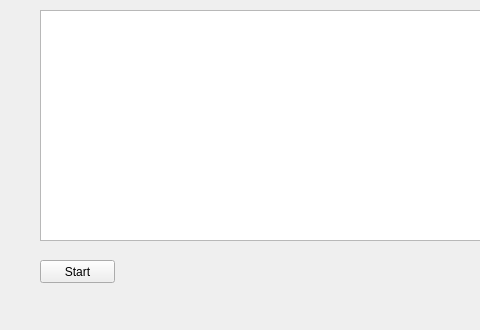
This is data/running_line_ui.ui in ZolotarevAlexandr/reader as Qt 5 draws it before an edit; both pictures show x 0 to 480 and y 0 to 330 of the 768 by 330 pixel window. The edited form follows.
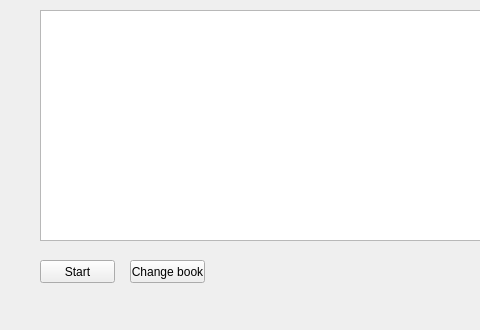
This is the edited form.

Commit message: Added: book choice Changed: ui load, few other small changes in code

What changed in the file:
```diff
--- a/data/running_line_ui.ui
+++ b/data/running_line_ui.ui
@@ -115,6 +115,19 @@
      <string>Start</string>
     </property>
    </widget>
+   <widget class="QPushButton" name="change_btn">
+    <property name="geometry">
+     <rect>
+      <x>130</x>
+      <y>260</y>
+      <width>75</width>
+      <height>23</height>
+     </rect>
+    </property>
+    <property name="text">
+     <string>Change book</string>
+    </property>
+   </widget>
   </widget>
   <widget class="QMenuBar" name="menubar">
    <property name="geometry">
```
The commit also changes 6 other files.
